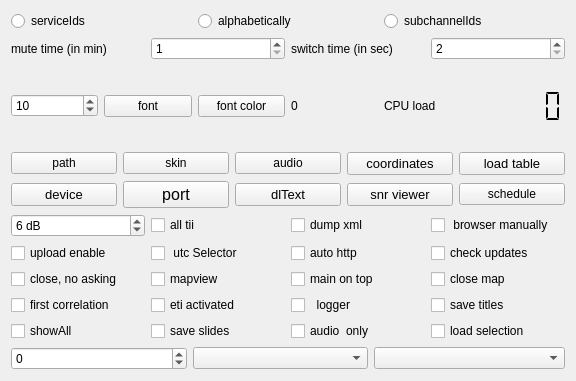
Old version of the form sources/main/forms-v7/config-helper.ui in the repository JvanKatwijk/qt-dab.
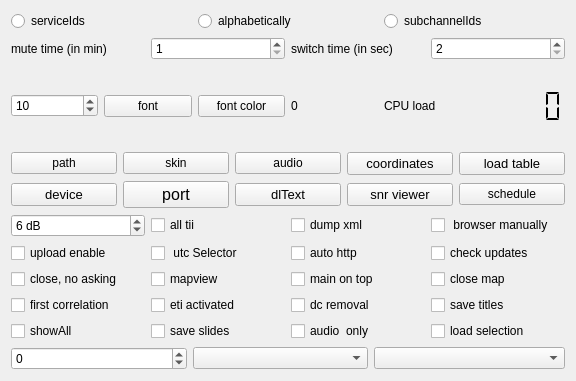
New version of the form. Custom widgets are drawn as their Qt base class.

The edit to the form file:
```diff
--- a/sources/main/forms-v7/config-helper.ui
+++ b/sources/main/forms-v7/config-helper.ui
@@ -492,7 +492,7 @@
         <string>&lt;html&gt;&lt;head/&gt;&lt;body&gt;&lt;p&gt;If set, a log file is maintained (as usual for windows in the folder in the home folder and for Linux in the directory /tmp in a folder/directory Qt-DAB-files) in a txt file :logFile.txt, in which activities such as selecting a device, channel, service, dump are written, preceded by the time of the activity.&lt;/p&gt;&lt;p&gt;The setting of the selector is maintained between program invocations.&lt;/p&gt;&lt;/body&gt;&lt;/html&gt;</string>
        </property>
        <property name="text">
-        <string>  logger</string>
+        <string>dc removal</string>
        </property>
       </widget>
      </item>
```
Left out of the diff: 2 changed lines with no effect on the pictures.
